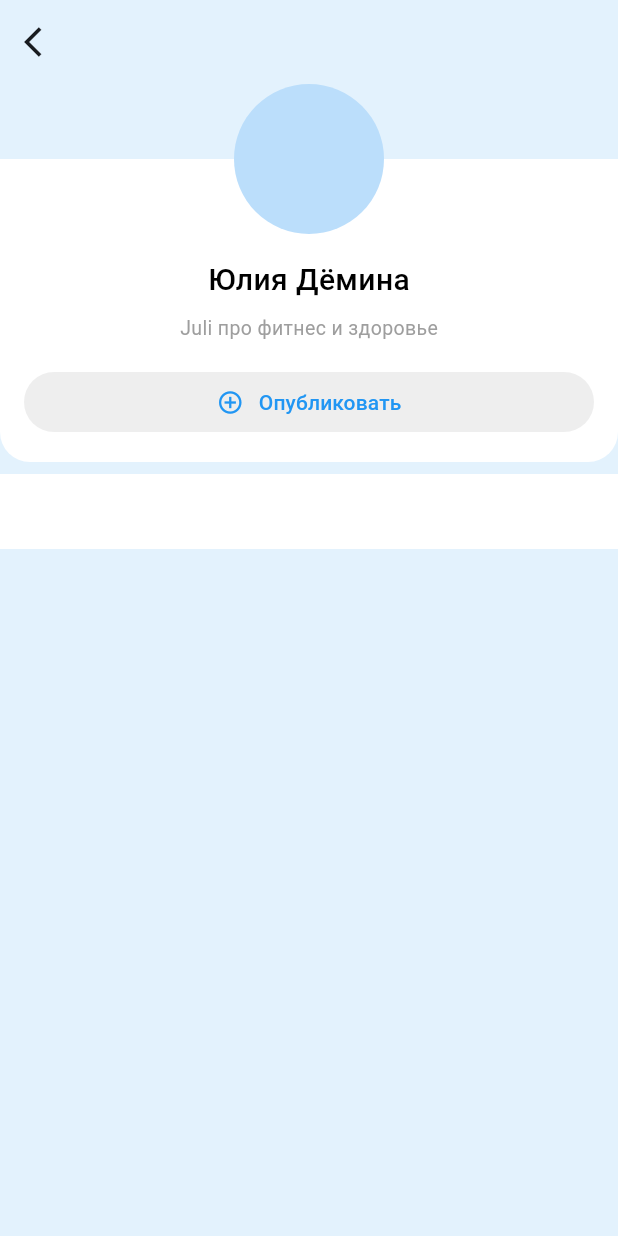
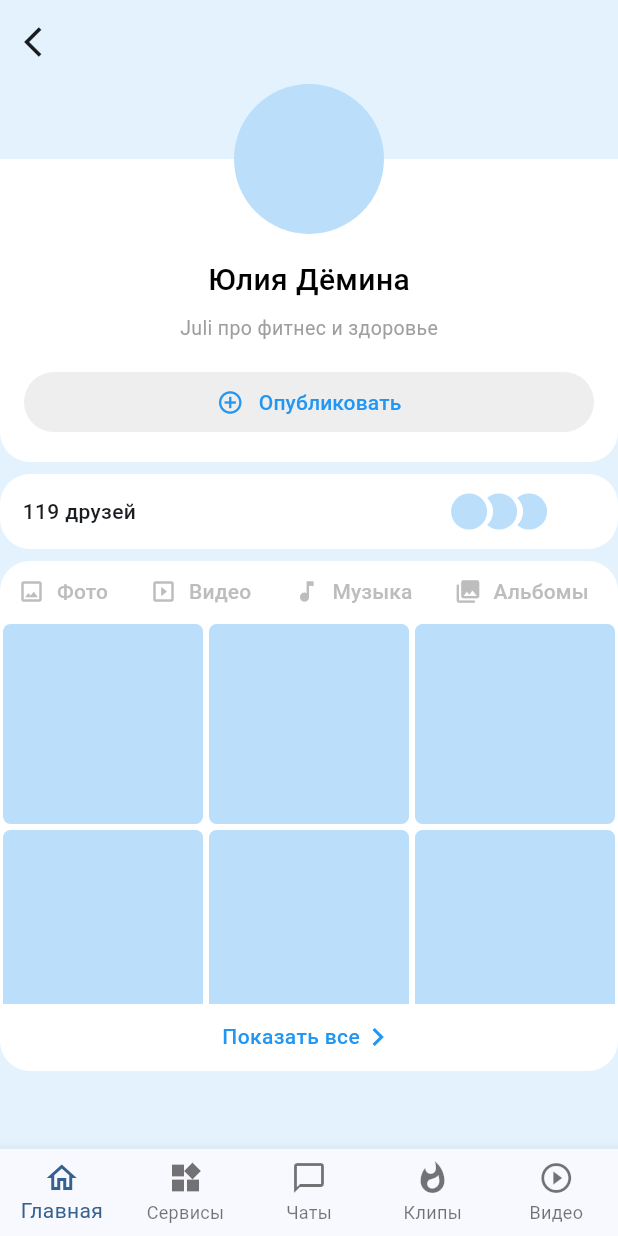
Before and after one commit to Juliiiis/VkTest, a Flutter app: the ProfileScreen screen opened by its route, on a phone screen of 412 x 824 dp. Run offline on Flutter 3.47's test engine with Material 3 defaults, Android fonts, the light colour scheme and no system bars.

Commit message:
доработка ProfileWidget, переход на экран с фотографиями

```diff
--- a/lib/main.dart
+++ b/lib/main.dart
@@ -1,8 +1,10 @@
 import 'package:flutter/material.dart';
 import 'package:vk/widgets/auth/auth_widget_login.dart';
 import 'package:vk/widgets/auth/auth_widget_password.dart';
+import 'package:vk/widgets/friends/friends_screen.dart';
 import 'package:vk/widgets/main_screen/main_screen_widget.dart';
 import 'package:vk/widgets/profile/profile_screen.dart';
+import 'package:vk/widgets/profile/widgets/media/photo_grid_screen.dart';
 
 
 void main() {
@@ -25,6 +27,8 @@ class MyApp extends StatelessWidget {
         '/authPassword' : (context) => const AuthWidgetPassword(),
         '/main_screen' : (context) => const MainScreenWidget(),
         '/profile' : (context) => const ProfileScreen(),
+        '/friends_screen' : (context) => const FriendsScreen(),
+        'photo_grid_screen' : (context) => const PhotoGridScreen(),
       },
       initialRoute: '/authLogin',
     );
--- /dev/null
+++ b/lib/widgets/bottom_navigation_bar/bottom_navigation_bar.dart
@@ -0,0 +1,50 @@
+import 'package:flutter/material.dart';
+
+class BottomBar extends StatefulWidget {
+  const BottomBar({super.key});
+
+  @override
+  State<BottomBar> createState() => _BottomBarState();
+}
+
+class _BottomBarState extends State<BottomBar> {
+  int _selectedTab = 0;
+
+  void onSelectedTab(int index) {
+    if (_selectedTab == index) return;
+    setState(() {
+      _selectedTab = index;
+    });
+  }
+
+  @override
+  Widget build(BuildContext context) {
+    return BottomNavigationBar(
+      currentIndex: _selectedTab,
+      type: BottomNavigationBarType.fixed,
+      items: const [
+        BottomNavigationBarItem(
+          icon: Icon(Icons.home_outlined),
+          label: 'Главная',
+        ),
+        BottomNavigationBarItem(
+          icon: Icon(Icons.widgets),
+          label: 'Сервисы',
+        ),
+        BottomNavigationBarItem(
+          icon: Icon(Icons.chat_bubble_outline),
+          label: 'Чаты',
+        ),
+        BottomNavigationBarItem(
+          icon: Icon(Icons.whatshot),
+          label: 'Клипы',
+        ),
+        BottomNavigationBarItem(
+          icon: Icon(Icons.play_circle_outline),
+          label: 'Видео',
+        ),
+      ],
+      onTap: onSelectedTab,
+    );
+  }
+}
--- a/lib/widgets/profile/profile_screen.dart
+++ b/lib/widgets/profile/profile_screen.dart
@@ -1,5 +1,7 @@
 import 'package:flutter/material.dart';
+import 'package:vk/widgets/bottom_navigation_bar/bottom_navigation_bar.dart';
 import 'package:vk/widgets/profile/widgets/friends_widget.dart';
+import 'package:vk/widgets/profile/widgets/media/media_widget.dart';
 import 'package:vk/widgets/profile/widgets/user_card_widget.dart';
 
 class ProfileScreen extends StatefulWidget {
@@ -23,8 +25,11 @@ class _ProfileState extends State<ProfileScreen> {
           UserCardWidget(),
           SizedBox(height: 8),
           FriendsWidget(),
+          SizedBox(height: 8),
+          MediaWidget(),
         ],
       ),
+      bottomNavigationBar: const BottomBar(),
     );
   }
 }
--- a/lib/widgets/profile/widgets/friends_widget.dart
+++ b/lib/widgets/profile/widgets/friends_widget.dart
@@ -1,4 +1,6 @@
 import 'package:flutter/material.dart';
+
+
 
 class FriendsWidget extends StatefulWidget {
   const FriendsWidget({super.key});
@@ -10,10 +12,74 @@ class FriendsWidget extends StatefulWidget {
 class _FriendsWidgetState extends State<FriendsWidget> {
   @override
   Widget build(BuildContext context) {
-    return Container(
-      height: 50,
-      width: MediaQuery.of(context).size.width,
-      color: Colors.white,
+    return GestureDetector(
+      onTap: () {
+        _goToFriendsScreen();
+      },
+      child: Container(
+        decoration: const BoxDecoration(
+          borderRadius: BorderRadius.all(Radius.circular(20)),
+          color: Colors.white,
+        ),
+        height: 50,
+        width: MediaQuery.of(context).size.width,
+        child: Row(
+          children: [
+            const SizedBox(width: 15),
+            const Text(
+                '119 друзей',
+              style: TextStyle(
+                fontWeight: FontWeight.w500,
+              ),
+            ),
+            const SizedBox(width: 210),
+            Stack(
+              clipBehavior: Clip.none,
+              children: <Widget> [
+                Positioned(
+                  left: 40,
+                  child: CircleAvatar(
+                    radius: 12,
+                    backgroundColor: Colors.blue.shade100,
+                  ),
+                ),
+                const Positioned(
+                  left: 24,
+                  child: CircleAvatar(
+                    radius: 12,
+                    backgroundColor: Colors.white,
+                  ),
+                ),
+                Positioned(
+                  left: 20,
+                  child: CircleAvatar(
+                    radius: 12,
+                    backgroundColor: Colors.blue.shade100,
+                  ),
+                ),
+                const Positioned(
+                  left: 4,
+                  child: CircleAvatar(
+                    radius: 12,
+                    backgroundColor: Colors.white,
+                  ),
+                ),
+                Positioned(
+                  child: CircleAvatar(
+                    radius: 12,
+                    backgroundColor: Colors.blue.shade100,
+                  ),
+                ),
+              ],
+            ),
+          ],
+        ),
+      ),
     );
   }
+
+  void _goToFriendsScreen(){
+    Navigator.of(context).pushNamed('/friends_screen');
+  }
+
 }
--- /dev/null
+++ b/lib/widgets/profile/widgets/media/media_widget.dart
@@ -0,0 +1,99 @@
+import 'package:flutter/material.dart';
+import 'package:vk/widgets/profile/widgets/media/photo_table.dart';
+
+class MediaWidget extends StatefulWidget {
+  const MediaWidget({super.key});
+
+  @override
+  State<MediaWidget> createState() => _MediaWidgetState();
+}
+
+class _MediaWidgetState extends State<MediaWidget> {
+  @override
+  Widget build(BuildContext context) {
+    return Container(
+      decoration: const BoxDecoration(
+        borderRadius: BorderRadius.all(Radius.circular(20)),
+        color: Colors.white,
+      ),
+      height: 340,
+      width: MediaQuery.of(context).size.width,
+      child: Column(
+        children: [
+          SizedBox(
+            height: 40,
+            child: ListView(
+              scrollDirection: Axis.horizontal,
+                children: [
+                  TextButton.icon(
+                      onPressed: () {},
+                      label: Text('Фото',
+                      style: TextStyle(color: Colors.grey[400])),
+                    icon: Icon(Icons.crop_original, color: Colors.grey[400]),
+                  ),
+                  TextButton.icon(
+                    onPressed: () {},
+                    label: Text('Видео',
+                      style: TextStyle(color: Colors.grey[400])),
+                    icon:  Icon(Icons.slideshow, color: Colors.grey[400]),
+                  ),
+                  TextButton.icon(
+                    onPressed: () {},
+                    label: Text('Музыка',
+                      style: TextStyle(color: Colors.grey[400])),
+                    icon:  Icon(Icons.music_note, color: Colors.grey[400]),
+                  ),
+                  TextButton.icon(
+                    onPressed: () {},
+                    label: Text( 'Альбомы',
+                      style: TextStyle(color: Colors.grey[400])),
+                    icon:  Icon(Icons.photo_library, color: Colors.grey[400]),
+                  ),
+                  TextButton.icon(
+                    onPressed: () {},
+                    label: Text( 'Клипы',
+                      style: TextStyle(color: Colors.grey[400])),
+                    icon:  Icon(Icons.whatshot, color: Colors.grey[400]),
+                  ),
+                  TextButton.icon(
+                    onPressed: () {},
+                    label: Text( 'Сюжеты',
+                      style: TextStyle(color: Colors.grey[400])),
+                    icon:  Icon(Icons.crop_original, color: Colors.grey[400]),
+                  ),
+                  TextButton.icon(
+                    onPressed: () {},
+                    label:  Text('Статьи',
+                      style: TextStyle(color: Colors.grey[400])),
+                    icon: Icon(Icons.crop_original, color: Colors.grey[400]),
+                  ),
+                  IconButton(
+                    onPressed: () {},
+                    icon:  const Icon(Icons.settings),
+                    color: Colors.grey[400],
+                  ),
+                ],
+            ),
+          ),
+          const GridWidget(),
+          const SizedBox( height: 10),
+          GestureDetector(
+            onTap: () {
+              Navigator.of(context).pushNamed('photo_grid_screen');
+            },
+            child: const Row(
+              mainAxisAlignment: MainAxisAlignment.center,
+              children: [
+                Text('Показать все',
+                  style: TextStyle(
+                  fontWeight: FontWeight.w500,
+                    color: Colors.blue)),
+                Icon(Icons.chevron_right, color: Colors.blue),
+              ],
+            ),
+          ),
+        ],
+      ),
+    );
+  }
+}
--- /dev/null
+++ b/lib/widgets/profile/widgets/media/photo_table.dart
@@ -0,0 +1,34 @@
+import 'package:flutter/material.dart';
+
+class GridWidget extends StatefulWidget {
+  const GridWidget({super.key});
+
+  @override
+  State<GridWidget> createState() => _GridWidgetState();
+}
+
+class _GridWidgetState extends State<GridWidget> {
+  @override
+  Widget build(BuildContext context) {
+    return SizedBox(
+      height: 255,
+      child: GridView.builder(
+          itemCount: 6,
+          gridDelegate: const SliverGridDelegateWithFixedCrossAxisCount(crossAxisCount: 3),
+          itemBuilder: (context, index) {
+            return Padding(
+              padding: const EdgeInsets.all(2.0),
+              child: Container(
+                decoration: BoxDecoration(
+                  borderRadius: const BorderRadius.all(Radius.circular(5)),
+                  color: Colors.blue[100],
+                ),
+                height: 50,
+                width: 50,
+              ),
+            );
+          }
+      ),
+    );
+  }
+}
--- a/lib/widgets/profile/widgets/publication_button.dart
+++ b/lib/widgets/profile/widgets/publication_button.dart
@@ -39,6 +39,7 @@ class _PublicationButtonState extends State<PublicationButton> {
         context: context,
         builder: (BuildContext context){
           return const Column(
+            mainAxisSize: MainAxisSize.min,
             children: [
               ListTile(
                 leading: Icon(Icons.photo_filter),
@@ -60,7 +61,6 @@ class _PublicationButtonState extends State<PublicationButton> {
                 leading: Icon(Icons.radio_button_checked),
                 title: Text('Трансляция'),
               ),
-
             ],
           );
         }
```
Also changed, not shown: lib/widgets/friends/friends_screen.dart (added, +15 -0 lines), lib/widgets/main_screen/main_screen_widget.dart (+2 -27 lines), lib/widgets/profile/widgets/media/album_screen.dart (added, +43 -0 lines), lib/widgets/profile/widgets/media/photo_grid_screen.dart (added, +170 -0 lines).
